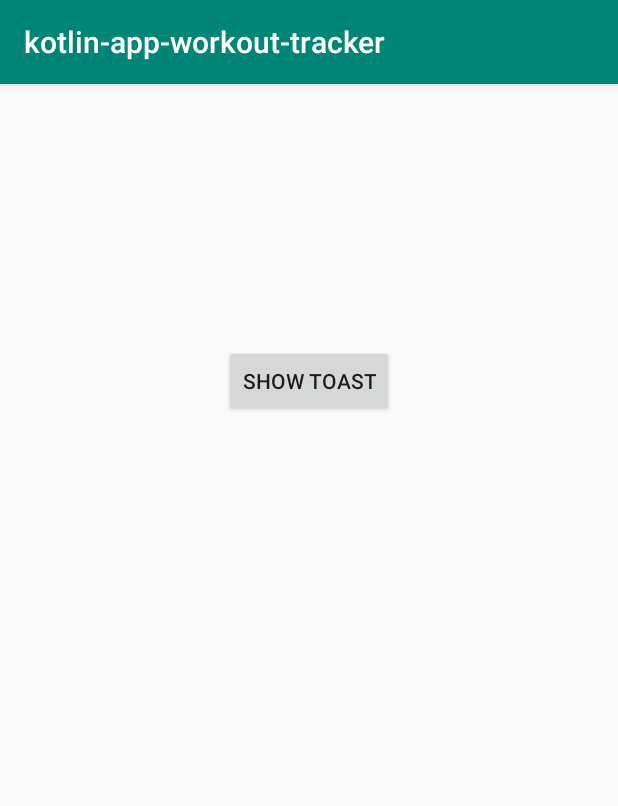
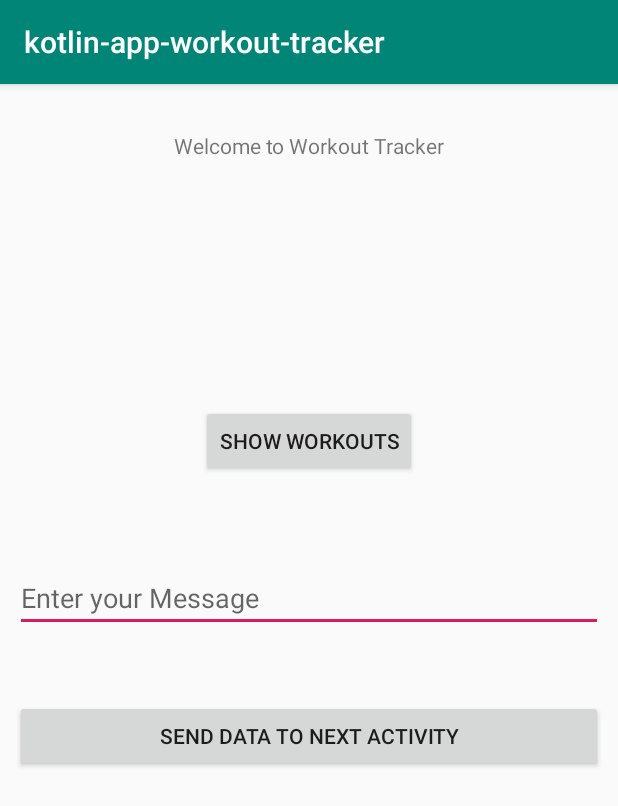
Before and after one commit to abantej/kotlin-app-workout-tracker, an Android app: the screen it shows after launch (MainActivity), on a phone screen of 412 x 824 dp. Shown: the top 806 px of the screen. Run offline under Robolectric (Android 15) with nearby library versions, the phone set to English and light mode, and no system bars; libraries missing offline, so code that uses them is left out: com.abantej.kotlin.

```diff
--- a/app/src/main/AndroidManifest.xml
+++ b/app/src/main/AndroidManifest.xml
@@ -16,6 +16,8 @@
                 <category android:name="android.intent.category.LAUNCHER" />
             </intent-filter>
         </activity>
+
+        <activity android:name=".SecondActivity" />
     </application>
 
 </manifest>
--- a/app/src/main/java/com/abantej/kotlin/app/workout/tracker/MainActivity.kt
+++ b/app/src/main/java/com/abantej/kotlin/app/workout/tracker/MainActivity.kt
@@ -1,8 +1,10 @@
 package com.abantej.kotlin.app.workout.tracker
 
+import android.content.Intent
 import androidx.appcompat.app.AppCompatActivity
 import android.os.Bundle
 import android.util.Log
+import android.widget.Toast
 import kotlinx.android.synthetic.main.activity_main.*
 
 class MainActivity : AppCompatActivity() {
@@ -10,8 +12,17 @@ class MainActivity : AppCompatActivity() {
         super.onCreate(savedInstanceState)
         setContentView(R.layout.activity_main)
 
-        btnShowToast.setOnClickListener {
+        btnShowWorkouts.setOnClickListener {
             Log.i("MainActivity", "Button was clicked!")
+            Toast.makeText(this, "Button was clicked!", Toast.LENGTH_SHORT).show()
+        }
+
+        btnSendMsgToNextActivity.setOnClickListener {
+            val message: String = etUserMessage.text.toString()
+            Toast.makeText(this, message, Toast.LENGTH_SHORT).show()
+
+            val intent = Intent(this, SecondActivity::class.java)
+            startActivity(intent)
         }
     }
 }
--- /dev/null
+++ b/app/src/main/java/com/abantej/kotlin/app/workout/tracker/SecondActivity.kt
@@ -0,0 +1,12 @@
+package com.abantej.kotlin.app.workout.tracker
+
+import android.os.Bundle
+import androidx.appcompat.app.AppCompatActivity
+
+class SecondActivity : AppCompatActivity() {
+
+    override fun onCreate(savedInstanceState: Bundle?) {
+        super.onCreate(savedInstanceState)
+        setContentView(R.layout.activity_second)
+    }
+}
--- a/app/src/main/res/layout/activity_main.xml
+++ b/app/src/main/res/layout/activity_main.xml
@@ -1,19 +1,54 @@
 <?xml version="1.0" encoding="utf-8"?>
-<RelativeLayout xmlns:android="http://schemas.android.com/apk/res/android"
+<androidx.constraintlayout.widget.ConstraintLayout xmlns:android="http://schemas.android.com/apk/res/android"
     xmlns:app="http://schemas.android.com/apk/res-auto"
     xmlns:tools="http://schemas.android.com/tools"
     android:layout_width="match_parent"
     android:layout_height="match_parent"
-    tools:context=".MainActivity">
+    tools:context=".MainActivity"
+    android:padding="10dp">
+
+    <TextView
+        android:id="@+id/textView"
+        android:layout_width="wrap_content"
+        android:layout_height="wrap_content"
+        android:text="Welcome to Workout Tracker"
+        app:layout_constraintBottom_toBottomOf="parent"
+        app:layout_constraintHorizontal_bias="0.501"
+        app:layout_constraintLeft_toLeftOf="parent"
+        app:layout_constraintRight_toRightOf="parent"
+        app:layout_constraintTop_toTopOf="parent"
+        app:layout_constraintVertical_bias="0.029" />
 
     <Button
-        android:id="@+id/btnShowToast"
+        android:id="@+id/btnShowWorkouts"
         android:layout_width="wrap_content"
         android:layout_height="wrap_content"
-        android:layout_alignParentStart="true"
-        android:layout_alignParentTop="true"
-        android:layout_marginStart="149dp"
-        android:layout_marginTop="174dp"
-        android:text="Show Toast" />
+        android:layout_marginTop="204dp"
+        android:text="Show Workouts"
+        app:layout_constraintEnd_toEndOf="parent"
+        app:layout_constraintStart_toStartOf="parent"
+        app:layout_constraintTop_toTopOf="parent" />
 
-</RelativeLayout>
+    <EditText
+        android:id="@+id/etUserMessage"
+        android:layout_width="match_parent"
+        android:layout_height="wrap_content"
+        android:layout_marginTop="58dp"
+        android:ems="10"
+        android:inputType="textPersonName"
+        app:layout_constraintEnd_toEndOf="parent"
+        app:layout_constraintStart_toStartOf="parent"
+        app:layout_constraintTop_toBottomOf="@+id/btnShowWorkouts"
+        android:hint="Enter your Message"/>
+
+    <Button
+        android:id="@+id/btnSendMsgToNextActivity"
+        android:layout_width="match_parent"
+        android:layout_height="wrap_content"
+        android:layout_marginTop="45dp"
+        app:layout_constraintEnd_toEndOf="parent"
+        app:layout_constraintStart_toStartOf="parent"
+        app:layout_constraintTop_toBottomOf="@+id/etUserMessage"
+        android:text="Send Data To Next Activity"/>
+
+</androidx.constraintlayout.widget.ConstraintLayout>
--- /dev/null
+++ b/app/src/main/res/layout/activity_second.xml
@@ -0,0 +1,8 @@
+<?xml version="1.0" encoding="utf-8"?>
+<LinearLayout xmlns:android="http://schemas.android.com/apk/res/android"
+    android:orientation="vertical" android:layout_width="match_parent"
+    android:layout_height="match_parent">
+
+
+
+</LinearLayout>
```
